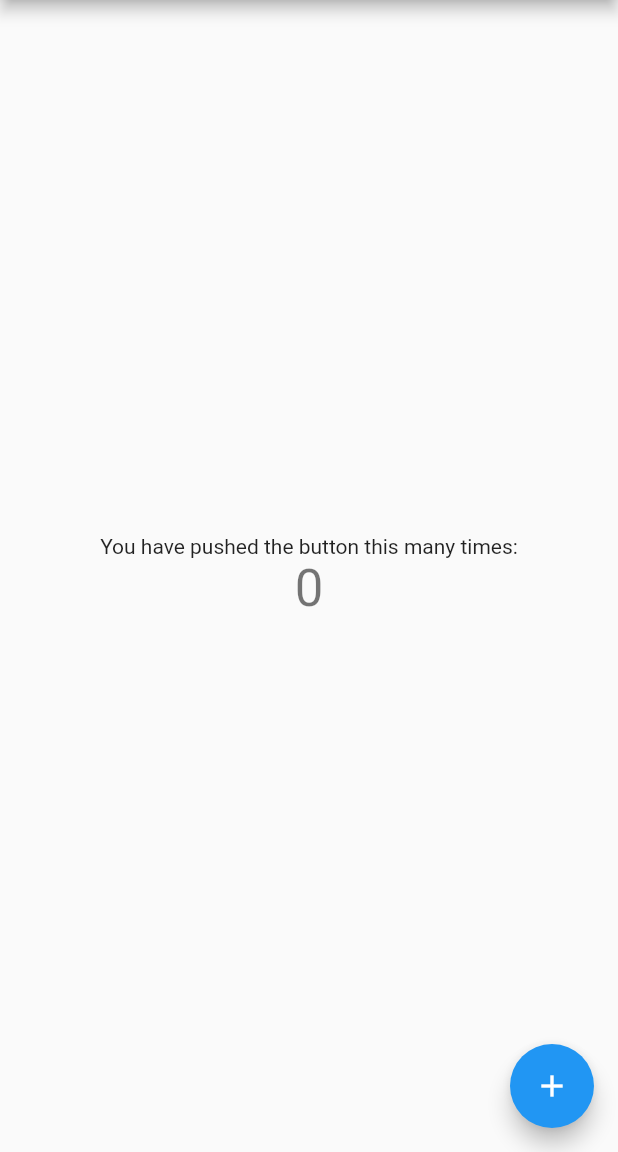
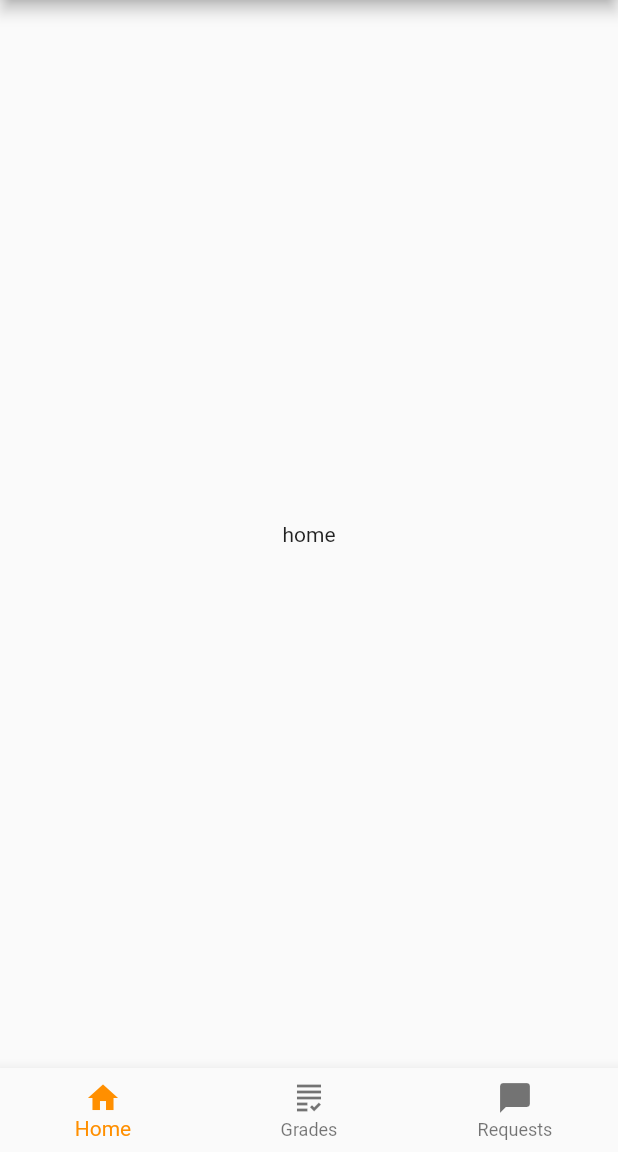
Before and after one commit to AlexP0112/Student-Management-App, a Flutter app: the screen it shows after launch, on a phone screen of 412 x 824 dp, the part 84-1236 px from its top. Run offline on Flutter 3.47's test engine with Material 2 defaults, Android fonts, the phone set to English and light mode, and no system bars.

Commit message:
created 3 views for mobile app

```diff
--- a/mobile/lib/main.dart
+++ b/mobile/lib/main.dart
@@ -7,21 +7,12 @@ void main() {
 class MyApp extends StatelessWidget {
   const MyApp({super.key});
 
-  // This widget is the root of your application.
+  // the root widget
   @override
   Widget build(BuildContext context) {
     return MaterialApp(
-      title: 'Flutter Demo',
+      title: 'Student App',
       theme: ThemeData(
-        // This is the theme of your application.
-        //
-        // Try running your application with "flutter run". You'll see the
-        // application has a blue toolbar. Then, without quitting the app, try
-        // changing the primarySwatch below to Colors.green and then invoke
-        // "hot reload" (press "r" in the console where you ran "flutter run",
-        // or simply save your changes to "hot reload" in a Flutter IDE).
-        // Notice that the counter didn't reset back to zero; the application
-        // is not restarted.
         primarySwatch: Colors.blue,
       ),
       home: const MyHomePage(title: 'Student App'),
@@ -32,15 +23,6 @@ class MyApp extends StatelessWidget {
 class MyHomePage extends StatefulWidget {
   const MyHomePage({super.key, required this.title});
 
-  // This widget is the home page of your application. It is stateful, meaning
-  // that it has a State object (defined below) that contains fields that affect
-  // how it looks.
-
-  // This class is the configuration for the state. It holds the values (in this
-  // case the title) provided by the parent (in this case the App widget) and
-  // used by the build method of the State. Fields in a Widget subclass are
-  // always marked "final".
-
   final String title;
 
   @override
@@ -48,68 +30,44 @@ class MyHomePage extends StatefulWidget {
 }
 
 class _MyHomePageState extends State<MyHomePage> {
-  int _counter = 0;
+  int _selectedViewIndex = 0;
+  static const List<Widget> _views = <Widget>[
+    Center(
+      child: Text("home"),
+    ),
+    Center(
+      child: Text("grades"),
+    ),
+    Center(
+      child: Text("requests"),
+    )
+  ];
 
-  void _incrementCounter() {
+  void _onItemInNavigationBarPressed(int index) {
     setState(() {
-      // This call to setState tells the Flutter framework that something has
-      // changed in this State, which causes it to rerun the build method below
-      // so that the display can reflect the updated values. If we changed
-      // _counter without calling setState(), then the build method would not be
-      // called again, and so nothing would appear to happen.
-      _counter++;
+      _selectedViewIndex = index;
     });
+  }
+
+  Widget _buildBottomNavigationBar() {
+    return BottomNavigationBar(
+        items: const [
+          BottomNavigationBarItem(icon: Icon(Icons.home), label: 'Home'),
+          BottomNavigationBarItem(icon: Icon(Icons.grading), label: 'Grades'),
+          BottomNavigationBarItem(
+              icon: Icon(Icons.messenger), label: 'Requests')
+        ],
+        selectedItemColor: Colors.amber[800],
+        currentIndex: _selectedViewIndex,
+        onTap: _onItemInNavigationBarPressed);
   }
 
   @override
   Widget build(BuildContext context) {
-    // This method is rerun every time setState is called, for instance as done
-    // by the _incrementCounter method above.
-    //
-    // The Flutter framework has been optimized to make rerunning build methods
-    // fast, so that you can just rebuild anything that needs updating rather
-    // than having to individually change instances of widgets.
+    // This method is rerun every time setState is called
     return Scaffold(
-      appBar: AppBar(
-        // Here we take the value from the MyHomePage object that was created by
-        // the App.build method, and use it to set our appbar title.
-        title: Text(widget.title),
-      ),
-      body: Center(
-        // Center is a layout widget. It takes a single child and positions it
-        // in the middle of the parent.
-        child: Column(
-          // Column is also a layout widget. It takes a list of children and
-          // arranges them vertically. By default, it sizes itself to fit its
-          // children horizontally, and tries to be as tall as its parent.
-          //
-          // Invoke "debug painting" (press "p" in the console, choose the
-          // "Toggle Debug Paint" action from the Flutter Inspector in Android
-          // Studio, or the "Toggle Debug Paint" command in Visual Studio Code)
-          // to see the wireframe for each widget.
-          //
-          // Column has various properties to control how it sizes itself and
-          // how it positions its children. Here we use mainAxisAlignment to
-          // center the children vertically; the main axis here is the vertical
-          // axis because Columns are vertical (the cross axis would be
-          // horizontal).
-          mainAxisAlignment: MainAxisAlignment.center,
-          children: <Widget>[
-            const Text(
-              'You have pushed the button this many times:',
-            ),
-            Text(
-              '$_counter',
-              style: Theme.of(context).textTheme.headlineMedium,
-            ),
-          ],
-        ),
-      ),
-      floatingActionButton: FloatingActionButton(
-        onPressed: _incrementCounter,
-        tooltip: 'Increment',
-        child: const Icon(Icons.add),
-      ), // This trailing comma makes auto-formatting nicer for build methods.
-    );
+        appBar: AppBar(title: const Text("Student App")),
+        body: _views.elementAt(_selectedViewIndex),
+        bottomNavigationBar: _buildBottomNavigationBar());
   }
 }
```
